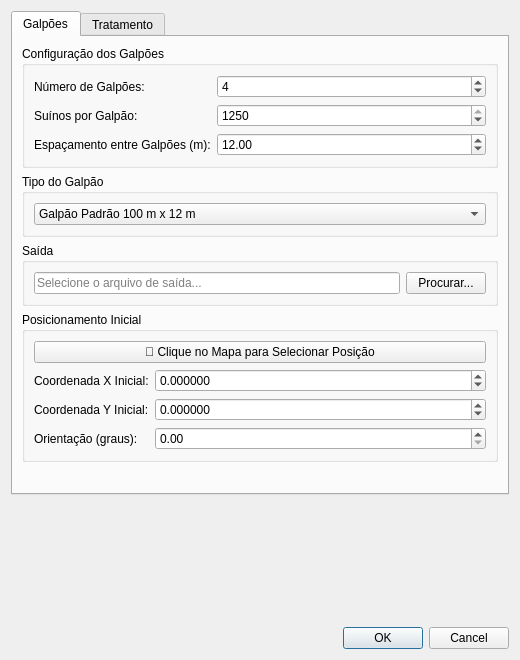
Old version of the form suino_alpha_dialog_base.ui in the repository led-21/suino_alpha.
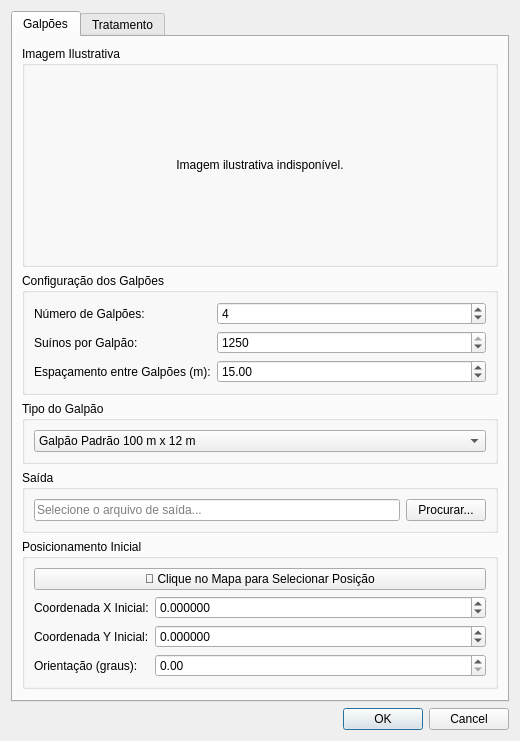
New version of the form.

Commit message: Refactor code structure for improved readability and maintainability

Patch:
```diff
--- a/suino_alpha_dialog_base.ui
+++ b/suino_alpha_dialog_base.ui
@@ -24,6 +24,43 @@
        <string>Galpões</string>
       </attribute>
       <layout class="QVBoxLayout" name="verticalLayout_tab_galpoes">
+       <item>
+        <widget class="QGroupBox" name="groupBox_galpoes_image">
+         <property name="title">
+          <string>Imagem Ilustrativa</string>
+         </property>
+         <layout class="QVBoxLayout" name="verticalLayout_galpoes_image">
+          <item>
+           <widget class="QLabel" name="label_galpoes_image">
+            <property name="sizePolicy">
+             <sizepolicy hsizetype="Preferred" vsizetype="Preferred">
+              <horstretch>0</horstretch>
+              <verstretch>0</verstretch>
+             </sizepolicy>
+            </property>
+            <property name="minimumSize">
+             <size>
+              <width>0</width>
+              <height>180</height>
+             </size>
+            </property>
+            <property name="alignment">
+             <set>Qt::AlignCenter</set>
+            </property>
+            <property name="scaledContents">
+             <bool>false</bool>
+            </property>
+            <property name="wordWrap">
+             <bool>true</bool>
+            </property>
+            <property name="text">
+             <string>Imagem ilustrativa indisponível.</string>
+            </property>
+           </widget>
+          </item>
+         </layout>
+        </widget>
+       </item>
        <item>
         <widget class="QGroupBox" name="groupBox_galpoes">
          <property name="title">
@@ -89,7 +126,7 @@
              <double>20.000000000000000</double>
             </property>
             <property name="value">
-             <double>12.000000000000000</double>
+             <double>15.000000000000000</double>
             </property>
            </widget>
           </item>
```
The commit also changes 2 other files.
